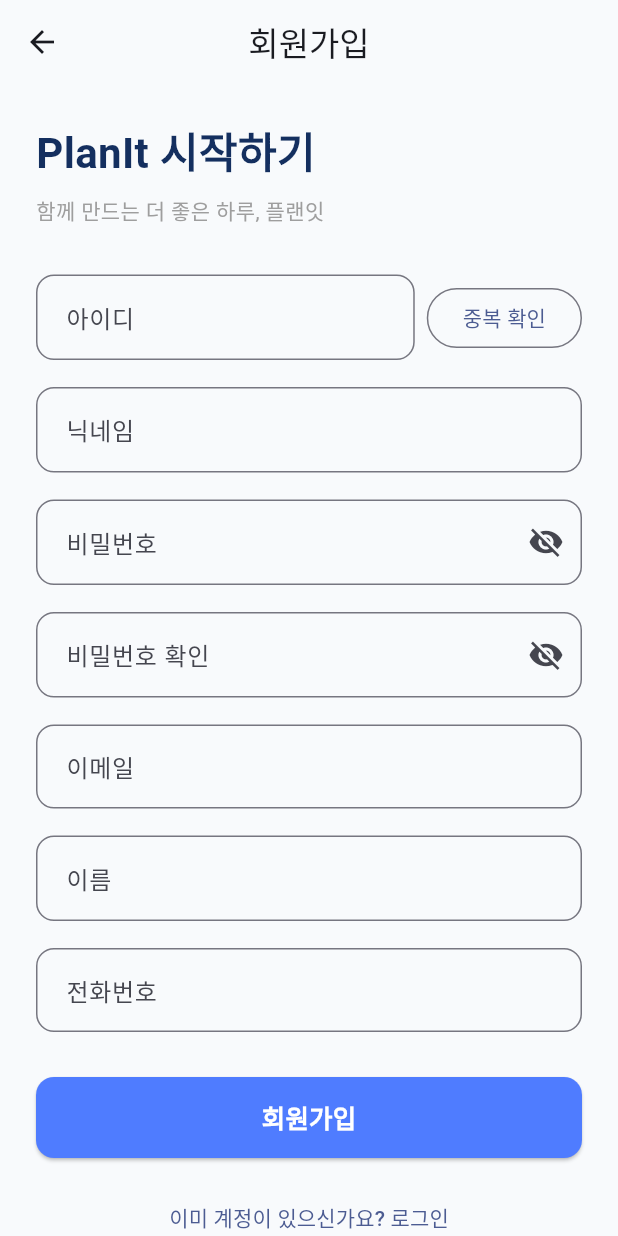
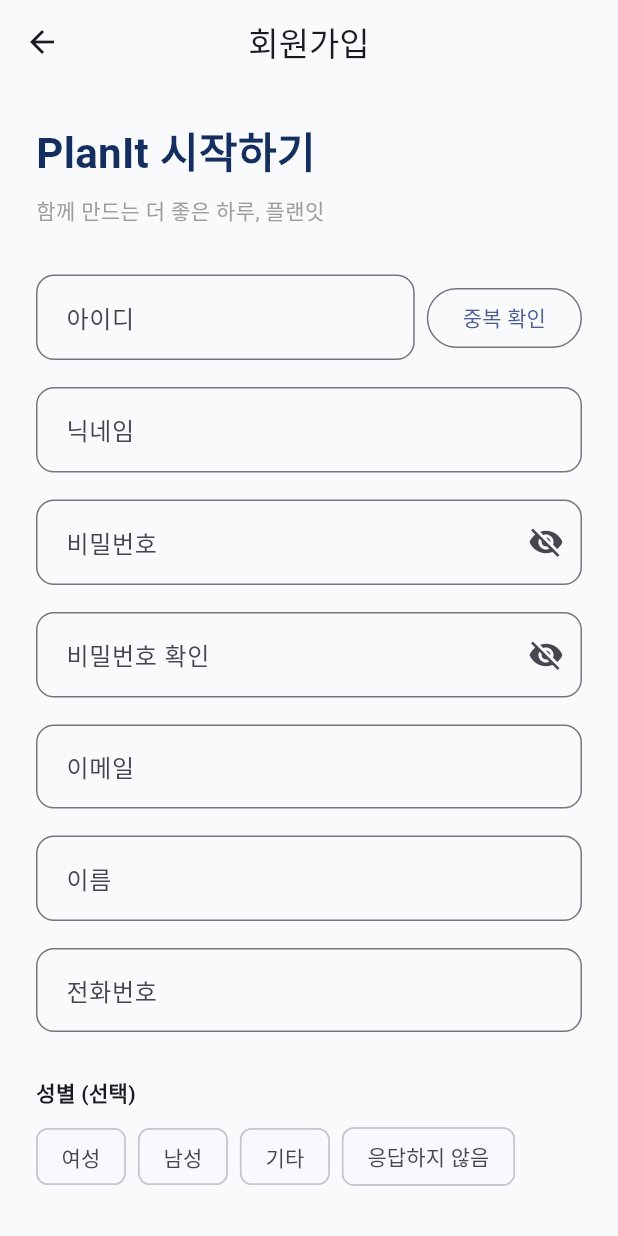
Before and after one commit to felixcwj/Mobile_Programming, a Flutter app: the SignupScreen screen opened directly, on a phone screen of 412 x 824 dp. Run offline on Flutter 3.47's test engine with Material 3 defaults, Android fonts, the phone set to English and light mode, and no system bars; our stand-ins replace firebase_core, image_picker; accounts and stored records are empty.

Commit message:
feat: optional gender and birthdate selectors during signup

```diff
--- a/frontend/lib/screens/signup_screen.dart
+++ b/frontend/lib/screens/signup_screen.dart
@@ -24,6 +24,23 @@
   bool _passwordVisible = false;
   bool _confirmVisible = false;
   bool _submitting = false;
+  String? _gender;
+  DateTime? _birthday;
+
+  String _dateString(DateTime value) =>
+      '${value.year.toString().padLeft(4, '0')}-${value.month.toString().padLeft(2, '0')}-${value.day.toString().padLeft(2, '0')}';
+
+  Future<void> _pickBirthday() async {
+    final now = DateTime.now();
+    final value = await showDatePicker(
+      context: context,
+      initialDate: _birthday ?? DateTime(now.year - 20, 1, 1),
+      firstDate: DateTime(1900),
+      lastDate: now,
+      helpText: '생년월일 (선택)',
+    );
+    if (value != null && mounted) setState(() => _birthday = value);
+  }
 
   static const _blue = Color(0xFF4F7CFF);
 
@@ -71,6 +88,8 @@
         email: _emailController.text.trim(),
         name: _nameController.text.trim(),
         phone: _phoneController.text.trim(),
+        gender: _gender,
+        birthday: _birthday == null ? null : _dateString(_birthday!),
       );
       if (!mounted) return;
       _showMessage('회원가입이 완료됐습니다. 로그인해 주세요.');
@@ -304,6 +323,43 @@
                     ),
 
                     const SizedBox(height: 12),
+                    const Text('성별 (선택)', style: TextStyle(fontWeight: FontWeight.w600)),
+                    const SizedBox(height: 8),
+                    Wrap(
+                      spacing: 8,
+                      children: [
+                        for (final item in const [
+                          ('female', '여성'), ('male', '남성'),
+                          ('other', '기타'), ('prefer_not_to_say', '응답하지 않음'),
+                        ])
+                          ChoiceChip(
+                            label: Text(item.$2),
+                            selected: _gender == item.$1,
+                            onSelected: (selected) =>
+                                setState(() => _gender = selected ? item.$1 : null),
+                          ),
+                      ],
+                    ),
+                    const SizedBox(height: 16),
+                    ListTile(
+                      contentPadding: EdgeInsets.zero,
+                      title: const Text('생년월일 (선택)'),
+                      subtitle: Text(_birthday == null ? '입력하지 않아도 됩니다' : _dateString(_birthday!)),
+                      trailing: Row(
+                        mainAxisSize: MainAxisSize.min,
+                        children: [
+                          if (_birthday != null)
+                            IconButton(
+                              tooltip: '생년월일 지우기',
+                              icon: const Icon(Icons.clear),
+                              onPressed: () => setState(() => _birthday = null),
+                            ),
+                          const Icon(Icons.calendar_month_outlined),
+                        ],
+                      ),
+                      onTap: _pickBirthday,
+                    ),
+                    const SizedBox(height: 12),
 
                     SizedBox(
                       height: 54,
```
